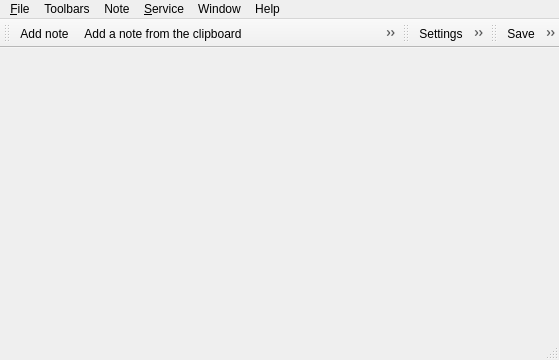
This is Manager/Manager.ui in gil9red/NotesManager as Qt 5 draws it before an edit. The edited form follows.
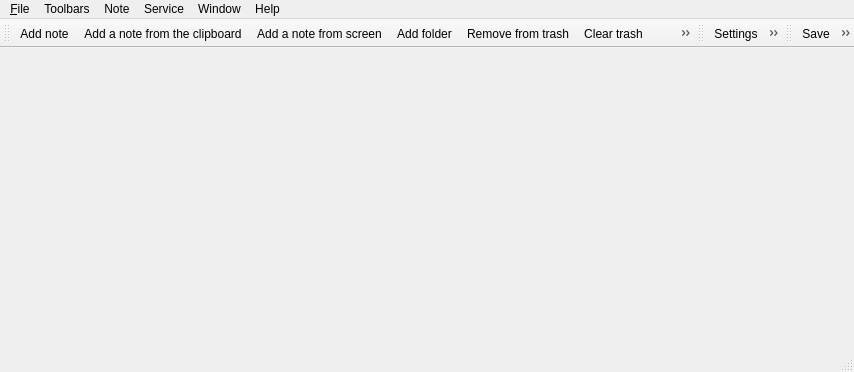
This is the edited form. Icons and pictures are not drawn. Custom widgets are drawn as their Qt base class.

```diff
--- a/Manager/Manager.ui
+++ b/Manager/Manager.ui
@@ -6,8 +6,8 @@
    <rect>
     <x>0</x>
     <y>0</y>
-    <width>559</width>
-    <height>360</height>
+    <width>854</width>
+    <height>372</height>
    </rect>
   </property>
   <property name="windowTitle">
@@ -53,7 +53,7 @@
     <rect>
      <x>0</x>
      <y>0</y>
-     <width>559</width>
+     <width>854</width>
      <height>20</height>
     </rect>
    </property>
@@ -74,7 +74,7 @@
      <bool>true</bool>
     </property>
     <property name="title">
-     <string>&amp;Service</string>
+     <string>Service</string>
     </property>
     <addaction name="actionSettings"/>
    </widget>
```
Left out of the diff: 52 changed lines with no effect on the pictures.
